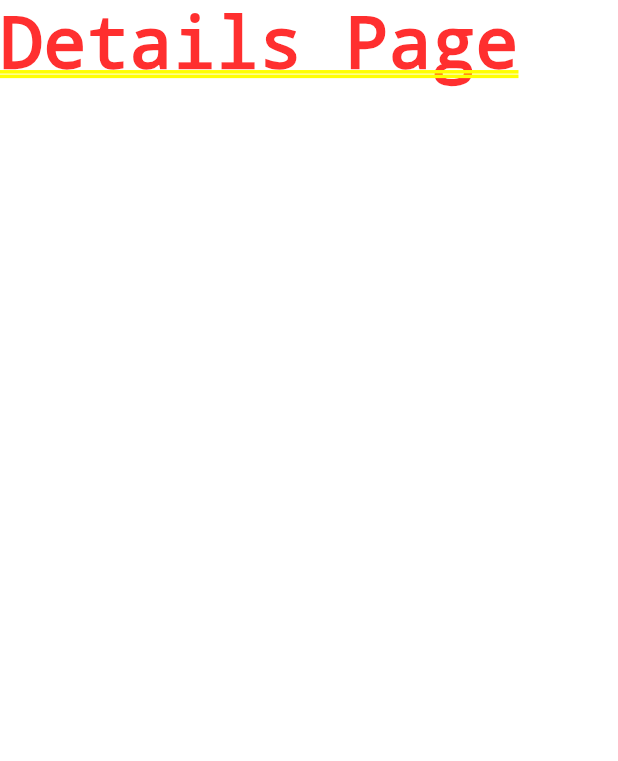
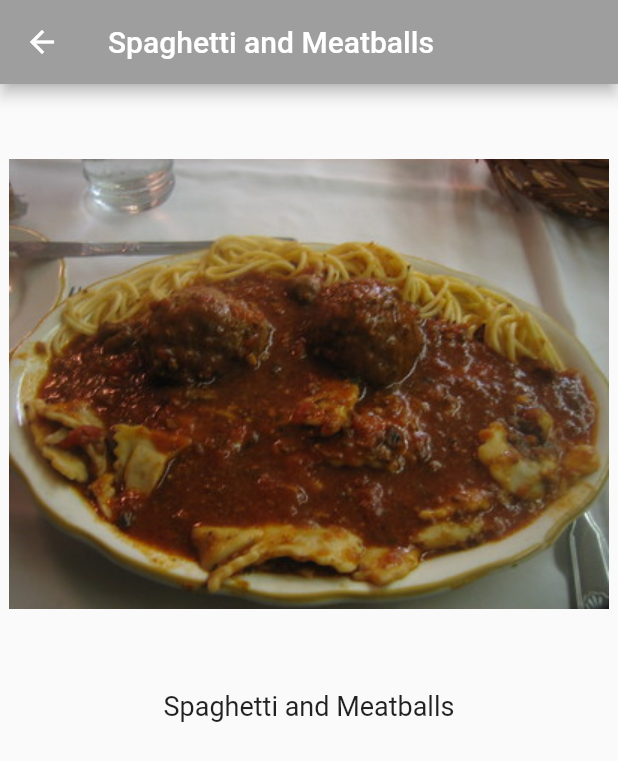
Before and after one commit to NdegwaJulius/recipe-calculator, a Flutter app: the screen it shows after launch, after a tap on "Spaghetti and Meatballs", on a phone screen of 412 x 824 dp. Shown: the top 761 px of the screen. Run offline on Flutter 3.47's test engine with Material 2 defaults, Android fonts, the phone set to English and light mode, and no system bars.

Commit message:
Adding a recipe detail page

```diff
--- a/lib/main.dart
+++ b/lib/main.dart
@@ -1,5 +1,6 @@
 import 'package:flutter/material.dart';
 import 'package:recipe/model/recipe.dart';
+import 'package:recipe/model/recipe_detail.dart';
 
 void main() {
   runApp(const RecipeApp());
@@ -67,7 +68,7 @@ class _MyHomePageState extends State<MyHomePage> {
                     context,
                     MaterialPageRoute(
                       builder: (context) {
-                        return Text('Details Page');
+                        return RecipeDetail(recipe: Recipe.samples[index]);
                       },
                     ),
                   );
--- /dev/null
+++ b/lib/model/recipe_detail.dart
@@ -0,0 +1,42 @@
+import 'package:flutter/material.dart';
+import 'package:recipe/model/recipe.dart';
+
+class RecipeDetail extends StatefulWidget {
+  final Recipe recipe;
+  const RecipeDetail({Key? key, required this.recipe}) : super(key: key);
+
+  @override
+  State<RecipeDetail> createState() => _RecipeDetailState();
+}
+
+class _RecipeDetailState extends State<RecipeDetail> {
+  @override
+  Widget build(BuildContext context) {
+    return Scaffold(
+      appBar: AppBar(
+        title: Text(widget.recipe.label),
+      ),
+      body: SafeArea(
+        child: Column(
+          children: <Widget>[
+            SizedBox(
+              height: 400,
+              width: double.infinity,
+              child: Image(
+                image: AssetImage(widget.recipe.imageUrl),
+              ),
+            ),
+            const SizedBox(
+              height: 4,
+            ),
+            // 6
+            Text(
+              widget.recipe.label,
+              style: const TextStyle(fontSize: 18),
+            ),
+          ],
+        ),
+      ),
+    );
+  }
+}
```
